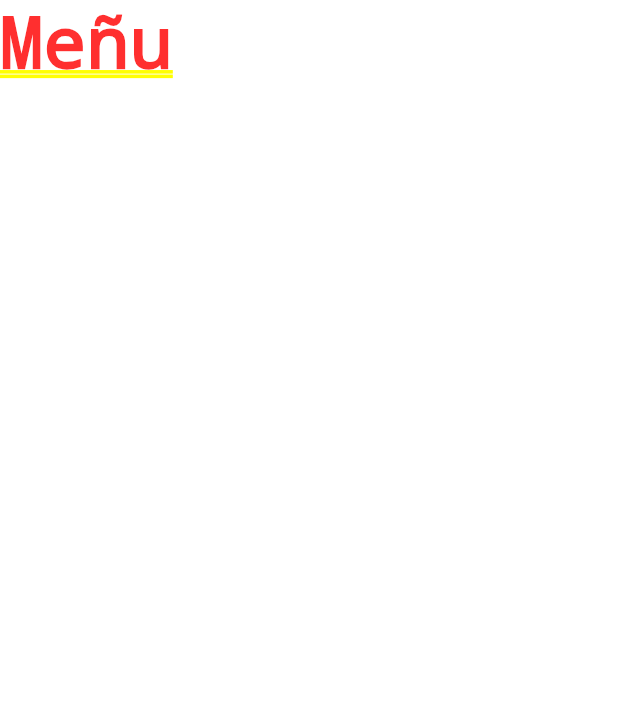
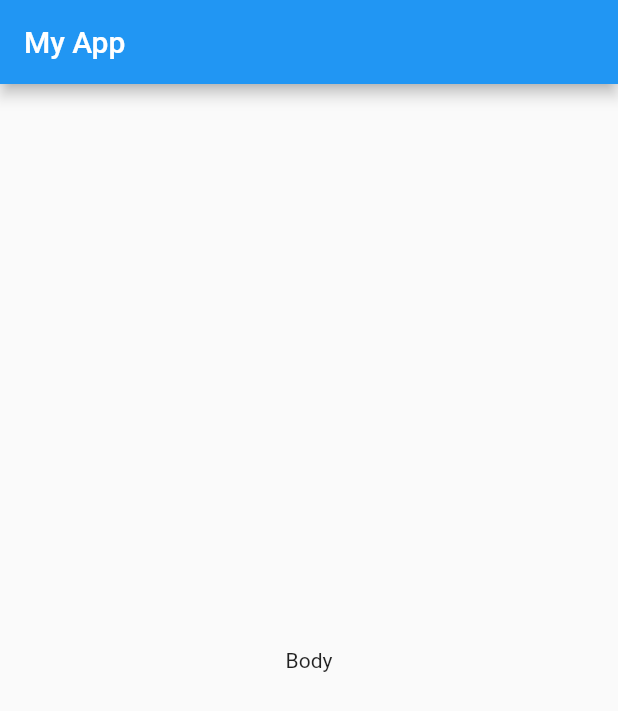
Before and after one commit to bolloteam/flutterTest, a Flutter app: the screen it shows after launch, on a phone screen of 412 x 824 dp. Shown: the top 711 px of the screen. Run offline on Flutter 3.47's test engine with Material 2 defaults, Android fonts, the phone set to English and light mode, and no system bars.

Commit message:
Scaffold and import new Page

```diff
--- a/lib/main.dart
+++ b/lib/main.dart
@@ -1,14 +1,12 @@
-import 'dart:html';
-
 import 'package:flutter/material.dart';
-
+import 'pages/home_page.dart';
 void main() => runApp(MyApp());
 
 class MyApp extends StatelessWidget{
   @override
   Widget build(BuildContext context){
     return MaterialApp(
-      home: Text("Meñu"),
+      home: HomePage(),
     );
   }
 }
--- /dev/null
+++ b/lib/pages/home_page.dart
@@ -0,0 +1,15 @@
+import 'package:flutter/material.dart';
+
+class HomePage extends StatelessWidget{
+  @override
+  Widget build(BuildContext context) {
+    return Scaffold(
+      appBar: AppBar(
+        title: Text("My App"),
+      ),
+      body: Center(
+        child: Text("Body"),
+      ),
+    );
+  }
+}
```
